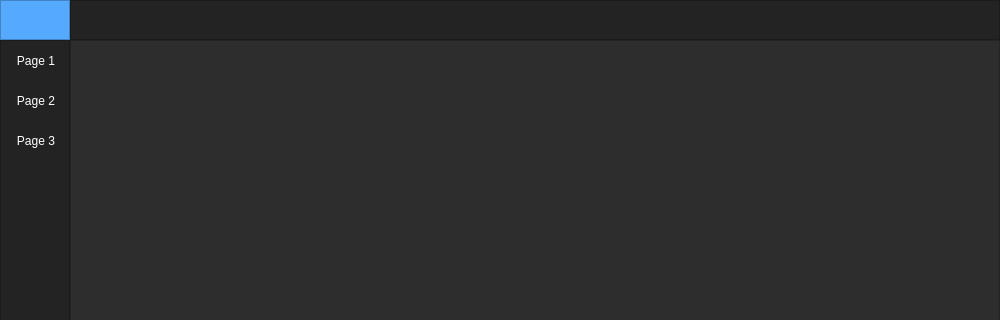
Old version of the form ui/mainWindow.ui in the repository kornelHub/BackTesting-App; both pictures show x 0 to 1000 and y 0 to 320 of the 1000 by 600 pixel window.
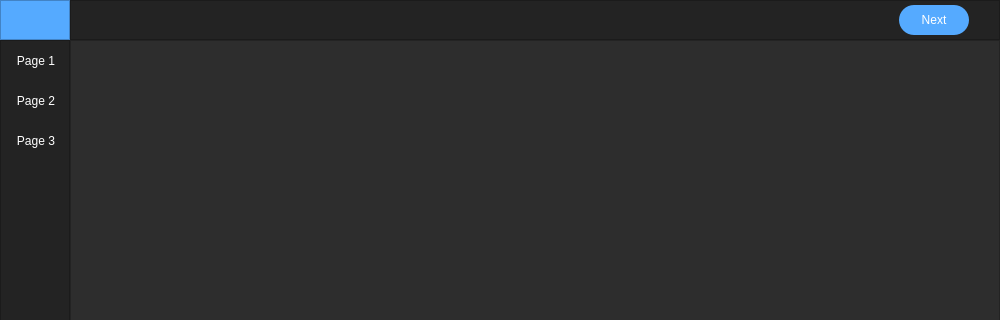
New version of the form. Custom widgets are drawn as their Qt base class.

Diff of the .ui file:
```diff
--- a/ui/mainWindow.ui
+++ b/ui/mainWindow.ui
@@ -134,12 +134,58 @@
        </item>
        <item>
         <widget class="QFrame" name="frame_top_menu">
+         <property name="layoutDirection">
+          <enum>Qt::RightToLeft</enum>
+         </property>
          <property name="frameShape">
           <enum>QFrame::StyledPanel</enum>
          </property>
          <property name="frameShadow">
           <enum>QFrame::Raised</enum>
          </property>
+         <layout class="QVBoxLayout" name="verticalLayout_6">
+          <property name="spacing">
+           <number>0</number>
+          </property>
+          <property name="leftMargin">
+           <number>30</number>
+          </property>
+          <property name="topMargin">
+           <number>0</number>
+          </property>
+          <property name="rightMargin">
+           <number>30</number>
+          </property>
+          <property name="bottomMargin">
+           <number>0</number>
+          </property>
+          <item>
+           <widget class="QPushButton" name="next_btn">
+            <property name="sizePolicy">
+             <sizepolicy hsizetype="Minimum" vsizetype="Minimum">
+              <horstretch>0</horstretch>
+              <verstretch>0</verstretch>
+             </sizepolicy>
+            </property>
+            <property name="maximumSize">
+             <size>
+              <width>70</width>
+              <height>30</height>
+             </size>
+            </property>
+            <property name="styleSheet">
+             <string notr="true">color: rgb(255, 255, 255);
+font: 8pt &quot;MS Shell Dlg 2&quot;;
+background-color: rgb(85, 170, 255);
+border: 0px sold;
+border-radius: 15px;</string>
+            </property>
+            <property name="text">
+             <string>Next</string>
+            </property>
+           </widget>
+          </item>
+         </layout>
         </widget>
        </item>
       </layout>
```
